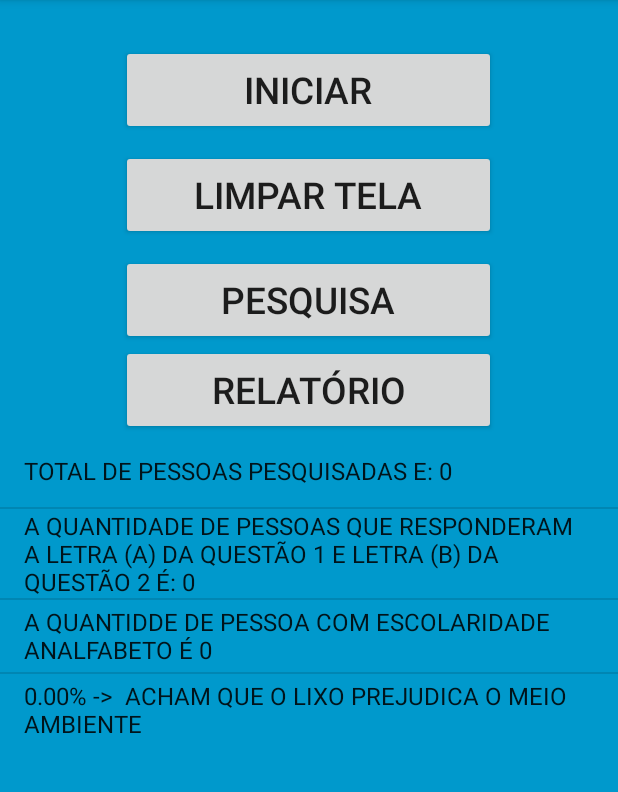
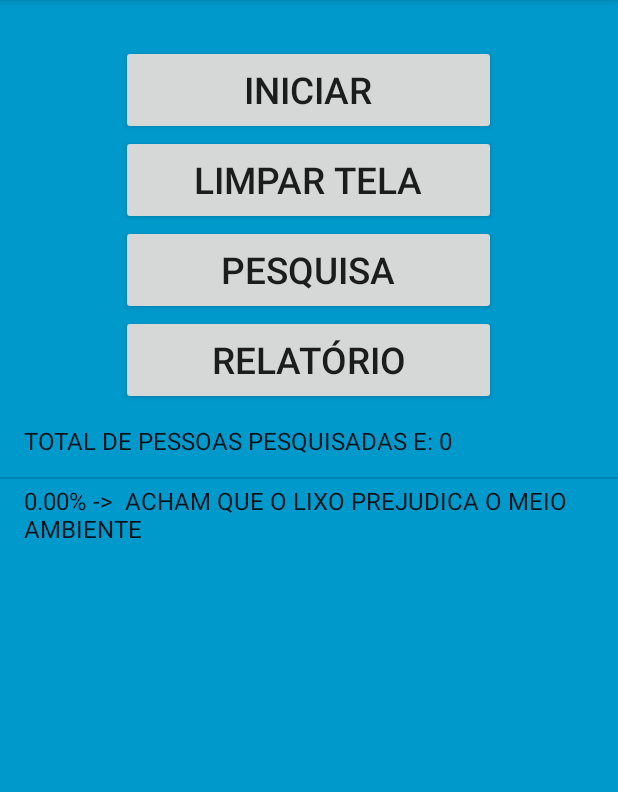
Before and after one commit to RenatoCC/meusprojetos, an Android app: the screen it shows after launch (MainActivity), after a tap on "RELATÓRIO", on a phone screen of 412 x 824 dp, the part 84-876 px from its top. Run offline under Robolectric (Android 15) with nearby library versions, the phone set to English and light mode, and no system bars.

Commit message:
codigo comentado 1

```diff
--- a/GestaoRSC_2/app/src/main/java/gestaorsc/com/br/gestaorsc/MainActivity.java
+++ b/GestaoRSC_2/app/src/main/java/gestaorsc/com/br/gestaorsc/MainActivity.java
@@ -13,13 +13,15 @@ import java.util.List;
 
 public class MainActivity extends AppCompatActivity implements View.OnClickListener {
 
-    private Button btn_iniciar, btn_salvar, btn_tabela,btn_limpatela, btn_relatorio, btn_apaga;
+    private Button btn_iniciar, btn_salvar, btn_pesquisa,btn_limpatela, btn_relatorio;
     private ListView lst_resultado;
     private ArrayList<String> list;
     private ArrayAdapter<String> adapter;
 
-    String qq;
+    //VARIAVEIS CRIADAS PARA CONVERTER OS VALORES, POIS O RESULTADO POSSUIA MUITOS ALGARISMOS DECIMAIS
     double res, qtt;
+
+    //INSTANCIA DA CLASSE DO BANCO DE DADOS
     Database db = new Database(this);
 
     @Override
@@ -27,25 +29,28 @@ public class MainActivity extends AppCompatActivity implements View.OnClickListe
         super.onCreate(bundle);
         setContentView(R.layout.activity_main);
 
-        adapter = new ArrayAdapter<String>(this, android.R.layout.simple_list_item_1, list);
+        adapter = new ArrayAdapter<>(this, android.R.layout.simple_list_item_1, list);
 
         btn_iniciar = findViewById(R.id.btn_iniciar);
         btn_iniciar.setOnClickListener(this);
         btn_salvar = findViewById(R.id.btn_salvar);
-        btn_tabela = findViewById(R.id.btn_tabela);
+        btn_pesquisa = findViewById(R.id.btn_pesquisa);
         btn_limpatela = findViewById(R.id.btn_limpatela);
         lst_resultado = findViewById(R.id.lst_resultado);
         btn_relatorio = findViewById(R.id.btn_relatorio);
 
 
-        btn_tabela.setOnClickListener(new View.OnClickListener() {
+        //METODO QUE RETORNA TODOS OS DADOS DO BANCO
+        btn_pesquisa.setOnClickListener(new View.OnClickListener() {
             @Override
             public void onClick(View view) {
+
                 List<Dados> dados = db.mostrarTabela();
                 list = new ArrayList<>();
                 adapter = new ArrayAdapter<>(MainActivity.this, android.R.layout.simple_list_item_1, list);
                 lst_resultado.setAdapter(adapter);
 
+        //RETORNA OS DADOS DO BANCO REPONSAVEL POR  ESSE METODO
                 for (Dados d : dados) {
                             list.add(d.getId_pessoa() + "º) " + "---------------------------------------------------------------" + " \n " + "\n"
                                     + " SEXO: " + d.getSexo() + " " + "\n "
@@ -62,10 +67,11 @@ public class MainActivity extends AppCompatActivity implements View.OnClickListe
                 }
         });
 
+        //METODO QUE LIMPA OS DADOS MOSTRADOS NO SCROLLVIEW DA TELA INICIAL
         btn_limpatela.setOnClickListener(new View.OnClickListener() {
             @Override
             public void onClick(View view) {
-
+//TRATAMENTO DE ERRO EXCESSOES
                 try{
                     if (adapter.isEmpty()) {
 
@@ -76,32 +82,35 @@ public class MainActivity extends AppCompatActivity implements View.OnClickListe
 
                 }
         }});
-
+        //METODO QUE RETORNA  UM RELATORIO ESPECIFICO DA PESQUISA REALIZADA
        btn_relatorio.setOnClickListener(new View.OnClickListener() {
             @Override
             public void onClick(View view) {
+                //RESPONSAVEL POR TRAZER OS DADOS DO BANCO
                 List<Dados> dados1 = db.consulta();
                 List<Dados> dados2 = db.consulta2();
                 List<Dados> dados3 = db.consulta3();
                 List<Dados> dados4 = db.consulta4();
 
-                list = new ArrayList<String>();
+        //CARREGA AS INFORMAÇÕES NO SCROLLVIEW
+                list = new ArrayList<>();
+                adapter = new ArrayAdapter<>(MainActivity.this, android.R.layout.simple_list_item_1, list);
+                lst_resultado.setAdapter(adapter);
 
-                adapter = new ArrayAdapter<String>(MainActivity.this, android.R.layout.simple_list_item_1, list);
-
-                lst_resultado.setAdapter(adapter);
+       //CONVERTE OS VALORES PARA UM PADRÃO COM
                 for (Dados d : dados4){
                     DecimalFormat df = new DecimalFormat("0");
                     qtt = d.getQuantidade_total();
                     String dx = df.format(qtt);
                     list.add(String.valueOf("TOTAL DE PESSOAS PESQUISADAS E: " + dx));
                 }
+                /*
                 for(Dados t : dados1){
                     list.add(String.valueOf("A QUANTIDADE DE PESSOAS QUE RESPONDERAM A LETRA (A) DA QUESTÃO 1 E LETRA (B) DA QUESTÃO 2 É: " + t.getQuantidade()));
                 }
                 for (Dados b : dados2 ){
                     list.add(String.valueOf("A QUANTIDDE DE PESSOA COM ESCOLARIDADE ANALFABETO É " + b.getQuantidade2()));
-                }
+                }*/
                 for (Dados c : dados3) {
                     for (Dados d : dados4) {
                         DecimalFormat df = new DecimalFormat("0.00");
@@ -115,13 +124,19 @@ public class MainActivity extends AppCompatActivity implements View.OnClickListe
         });
 
     }
+    //RESPONSAVEL POR CHAMAR A TELA DE QUESTIONARIO
     public void onClick(View view) {
 
         Intent it = new Intent(this, Main2Activity.class);
         startActivity(it);
     }
+    //APAGA A PESQUISA REALIZADA
     public void excluiPesquisa(){
+
+    //RETORNA OS DADOS DO BANCO
         final List<Dados> dados4 = db.consulta4();
+
+    //MOSTRA UMA CAIXA DE DIALOGO DE CONFIRMAÇÃO DE EXCLUSÃO DA PESQUISA
         AlertDialog.Builder msg = new AlertDialog.Builder(this);
 
         msg.setTitle("Alerta!!!");
@@ -131,6 +146,7 @@ public class MainActivity extends AppCompatActivity implements View.OnClickListe
             @Override
             public void onClick(DialogInterface dialogInterface, int i) {
 
+    //TRATAMENTO DE ERRO DE EXCESSOES
                 try {
                     for (Dados h : dados4) {
                         if (h.getQuantidade_total() == 0) {
@@ -162,6 +178,7 @@ public class MainActivity extends AppCompatActivity implements View.OnClickListe
         });
         msg.show();
     }
+    //METODO QUE CRIA MENUS NA TELA
     @Override
     public boolean onCreateOptionsMenu(Menu menu){
         getMenuInflater().inflate(R.menu.menu,menu);
--- a/GestaoRSC_2/app/src/main/res/layout-land/activity_main.xml
+++ b/GestaoRSC_2/app/src/main/res/layout-land/activity_main.xml
@@ -44,11 +44,11 @@
                 android:textSize="11pt" />
 
             <Button
-                android:id="@+id/btn_tabela"
+                android:id="@+id/btn_pesquisa"
                 android:layout_width="250dp"
                 android:layout_height="60dp"
                 android:layout_gravity="center_horizontal"
-                android:text="@string/btn_tabela"
+                android:text="@string/btn_pesquisa"
                 android:textSize="11pt" />
 
             <Button
--- a/GestaoRSC_2/app/src/main/res/layout/activity_main.xml
+++ b/GestaoRSC_2/app/src/main/res/layout/activity_main.xml
@@ -39,18 +39,16 @@
                 android:layout_width="250dp"
                 android:layout_height="60dp"
                 android:layout_gravity="center_horizontal"
-                android:layout_marginTop="10dp"
                 android:text="@string/btn_limpatela"
                 android:textSize="11pt" />
 
 
             <Button
-                android:id="@+id/btn_tabela"
+                android:id="@+id/btn_pesquisa"
                 android:layout_width="250dp"
                 android:layout_height="60dp"
                 android:layout_gravity="center_horizontal"
-                android:layout_marginTop="10dp"
-                android:text="@string/btn_tabela"
+                android:text="@string/btn_pesquisa"
                 android:textSize="11pt" />
 
             <Button
--- a/GestaoRSC_2/app/src/main/res/values/strings.xml
+++ b/GestaoRSC_2/app/src/main/res/values/strings.xml
@@ -55,11 +55,11 @@
     <string name="rb_q7a">Sim</string>
     <string name="rb_q7b">Não</string>
     <string name="txt_pesquisa">Gerenciamento de Residuos</string>
-    <string name="btn_tabela">Pesquisa</string>
     <string name="btn_limpatela">Limpar Tela</string>
     <string name="action_settings">Excluir pesquisa</string>
     <string name="sair">sair</string>
     <string name="Sair">Sair</string>
+    <string name="btn_pesquisa">Pesquisa</string>
 
 
 </resources>
--- a/GestaoRSC_3/app/src/main/res/layout-land/activity_main.xml
+++ b/GestaoRSC_3/app/src/main/res/layout-land/activity_main.xml
@@ -43,11 +43,11 @@
                 android:textSize="11pt" />
 
             <Button
-                android:id="@+id/btn_tabela"
+                android:id="@+id/btn_pesquisa"
                 android:layout_width="250dp"
                 android:layout_height="60dp"
                 android:layout_gravity="center_horizontal"
-                android:text="@string/btn_tabela"
+                android:text="@string/btn_pesquisa"
                 android:textSize="11pt" />
 
             <Button
--- a/GestaoRSC_3/app/src/main/res/layout/activity_main.xml
+++ b/GestaoRSC_3/app/src/main/res/layout/activity_main.xml
@@ -48,7 +48,7 @@
                 android:layout_width="250dp"
                 android:layout_height="60dp"
                 android:layout_gravity="center_horizontal"
-                android:text="@string/btn_tabela"
+                android:text="@string/btn_pesquisa"
                 android:textSize="11pt" />
 
             <Button
--- a/GestaoRSC_3/app/src/main/res/values/strings.xml
+++ b/GestaoRSC_3/app/src/main/res/values/strings.xml
@@ -55,11 +55,10 @@
     <string name="rb_q7a">Sim</string>
     <string name="rb_q7b">Não</string>
     <string name="txt_pesquisa">Gerenciamento de Residuos</string>
-    <string name="btn_tabela">Pesquisa</string>
     <string name="btn_limpatela">Limpar Tela</string>
     <string name="action_settings">Excluir pesquisa</string>
-    <string name="sair">sair</string>
     <string name="Sair">Sair</string>
+    <string name="btn_pesquisa">Pesquisa</string>
 
 
 </resources>
```
Also changed, not shown: GestaoRSC_2/app/src/main/java/gestaorsc/com/br/gestaorsc/Main2Activity.java (+8 -8 lines).
